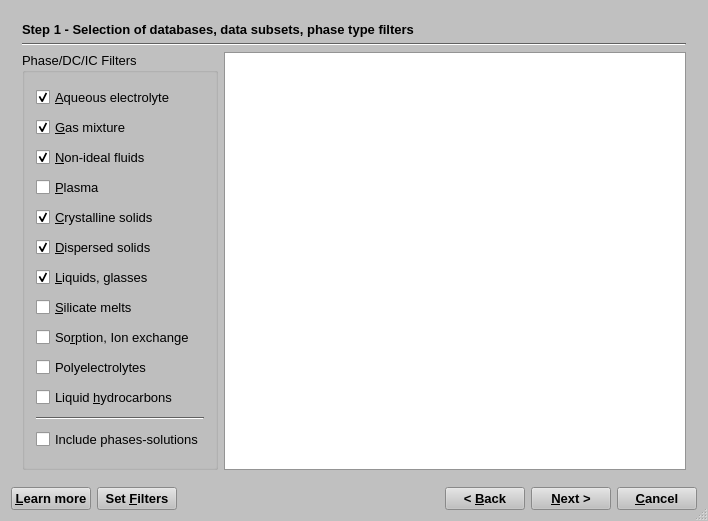
Old version of the form GUI/Dialogs4/ElementsDialog4.ui in the repository gemshub/GEMSGUI.
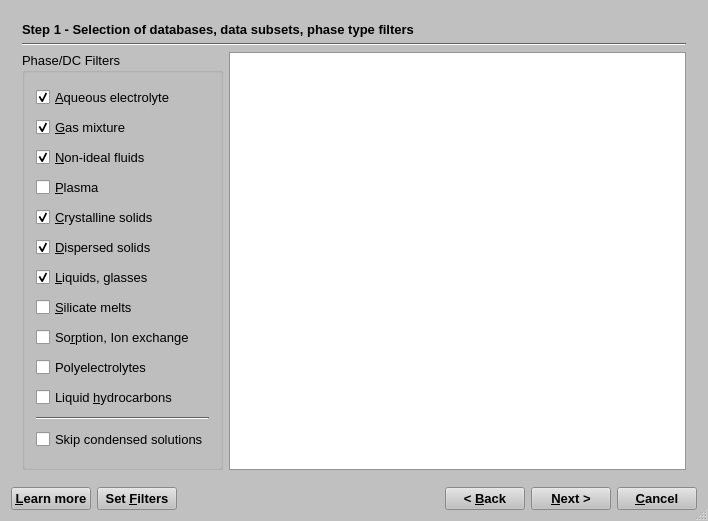
New version of the form. Icons and pictures are not drawn.

Commit message: Edited comments, corrected text messages after testing new Elements Wizard.

Patch:
```diff
--- a/GUI/Dialogs4/ElementsDialog4.ui
+++ b/GUI/Dialogs4/ElementsDialog4.ui
@@ -515,7 +515,7 @@
        <item row="2" column="0">
         <widget class="QGroupBox" name="groupBox">
          <property name="title">
-          <string>Phase/DC/IC Filters</string>
+          <string>Phase/DC Filters</string>
          </property>
          <layout class="QVBoxLayout" name="verticalLayout">
           <item>
@@ -659,7 +659,7 @@
              <string>Check to include multi-component (solution) phases</string>
             </property>
             <property name="text">
-             <string>Include phases-solutions</string>
+             <string>Skip condensed solutions</string>
             </property>
            </widget>
           </item>
```
Left out of the diff: 2 changed lines with no effect on the pictures. The commit also changes 2 other files.
